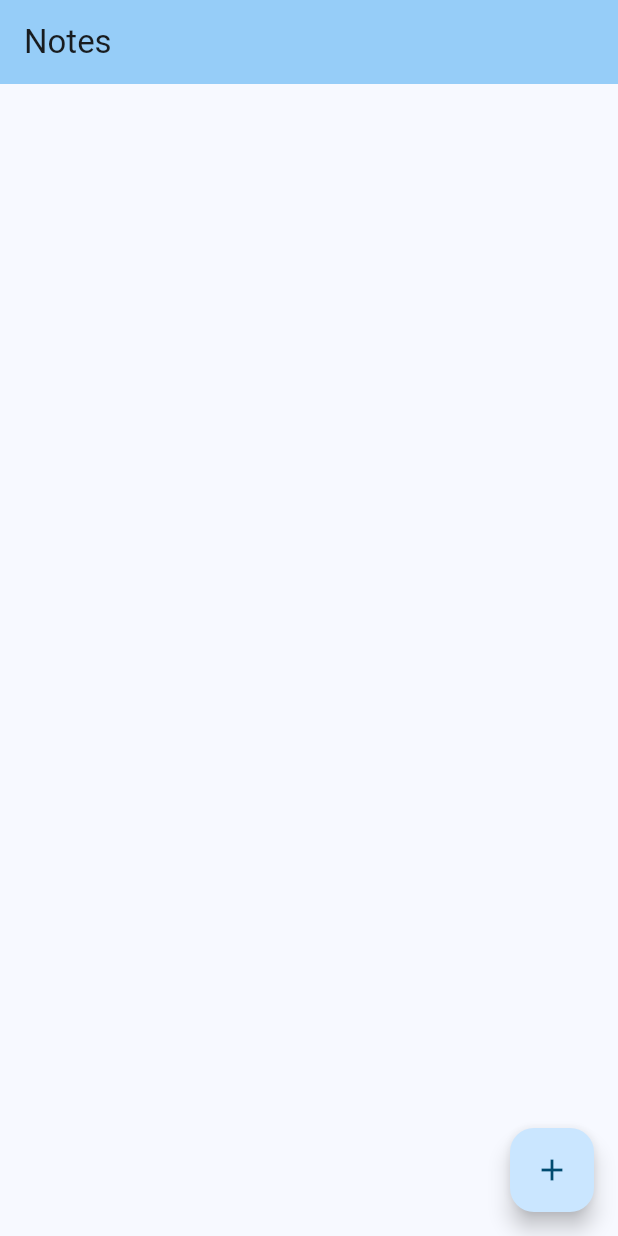
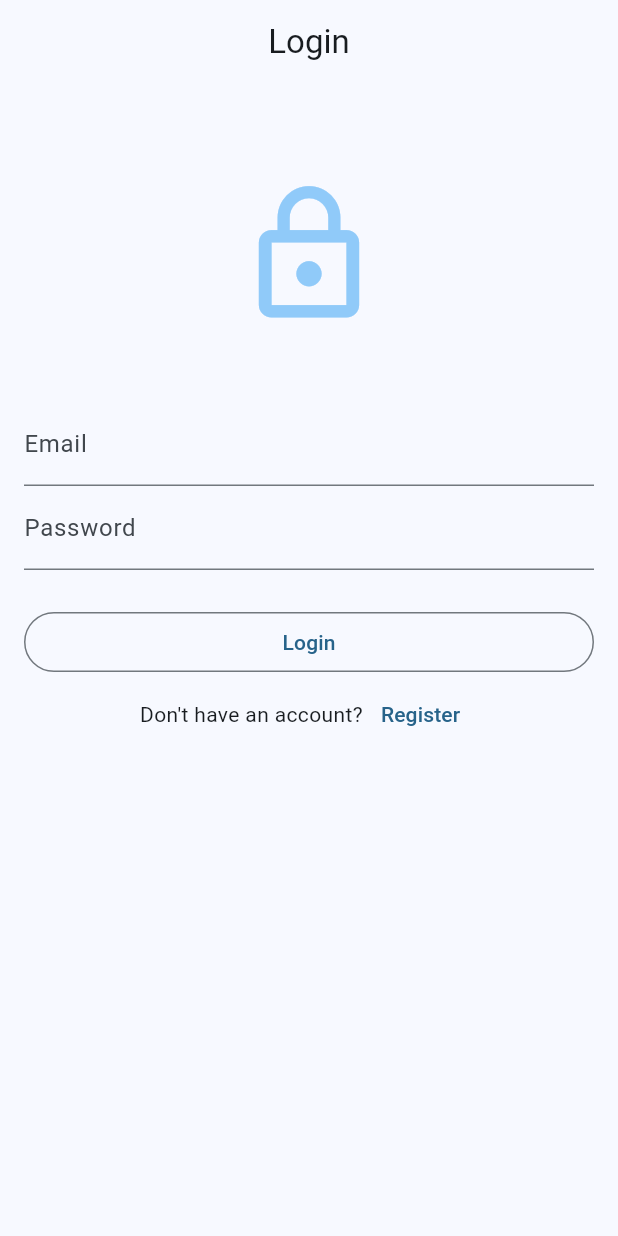
Before and after one commit to ainunns/learn_flutter, a Flutter app: the screen it shows after launch, on a phone screen of 412 x 824 dp. Run offline on Flutter 3.47's test engine with Material 3 defaults, Android fonts, the phone set to English and light mode, and no system bars; our stand-ins replace cloud_firestore, firebase_auth, firebase_core, flutter_dotenv; accounts and stored records are empty.

```diff
--- a/lib/main.dart
+++ b/lib/main.dart
@@ -3,6 +3,8 @@ import 'package:flutter/material.dart';
 import 'package:flutter_dotenv/flutter_dotenv.dart';
 import 'package:learn_flutter/firebase_options.dart';
 import 'package:learn_flutter/pages/home_page.dart';
+import 'package:learn_flutter/pages/login_page.dart';
+import 'package:learn_flutter/pages/register_page.dart';
 
 Future<void> main() async {
   await dotenv.load(fileName: '.env');
@@ -24,7 +26,12 @@ class MyApp extends StatelessWidget {
       theme: ThemeData(
         colorScheme: ColorScheme.fromSeed(seedColor: Colors.lightBlue),
       ),
-      home: const HomePage(),
+      initialRoute: 'login',
+      routes: {
+        'login': (context) => const LoginPage(),
+        'register': (context) => const RegisterPage(),
+        'home': (context) => const MyHomePage(),
+      },
     );
   }
 }
--- /dev/null
+++ b/lib/pages/login_page.dart
@@ -0,0 +1,104 @@
+import 'package:firebase_auth/firebase_auth.dart';
+import 'package:flutter/material.dart';
+
+class LoginPage extends StatefulWidget {
+  const LoginPage({super.key});
+
+  @override
+  State<LoginPage> createState() => _LoginPageState();
+}
+
+class _LoginPageState extends State<LoginPage> {
+  final _emailController = TextEditingController();
+  final _passwordController = TextEditingController();
+
+  bool _isLoading = false;
+  String _errorCode = "";
+
+  void navigateRegister() {
+    if (!context.mounted) return;
+
+    Navigator.pushReplacementNamed(context, 'register');
+  }
+
+  void navigateHome() {
+    if (!context.mounted) return;
+
+    Navigator.pushReplacementNamed(context, 'home');
+  }
+
+  void signIn() async {
+    setState(() {
+      _isLoading = true;
+      _errorCode = "";
+    });
+
+    try {
+      await FirebaseAuth.instance.signInWithEmailAndPassword(
+        email: _emailController.text,
+        password: _passwordController.text,
+      );
+
+      navigateHome();
+    } on FirebaseAuthException catch (e) {
+      setState(() {
+        _errorCode = e.code;
+      });
+    }
+
+    setState(() {
+      _isLoading = false;
+    });
+  }
+
+  @override
+  Widget build(BuildContext context) {
+    return Scaffold(
+      appBar: AppBar(title: const Text('Login'), centerTitle: true),
+      body: Padding(
+        padding: const EdgeInsets.all(16.0),
+        child: Center(
+          child: ListView(
+            children: [
+              const SizedBox(height: 48),
+              Icon(Icons.lock_outline, size: 100, color: Colors.blue[200]),
+              const SizedBox(height: 48),
+              TextField(
+                controller: _emailController,
+                decoration: const InputDecoration(label: Text('Email')),
+              ),
+              TextField(
+                controller: _passwordController,
+                obscureText: true,
+                decoration: const InputDecoration(label: Text('Password')),
+              ),
+              const SizedBox(height: 24),
+              _errorCode != ""
+                  ? Column(
+                    children: [Text(_errorCode), const SizedBox(height: 24)],
+                  )
+                  : const SizedBox(height: 0),
+              OutlinedButton(
+                onPressed: signIn,
+                child:
+                    _isLoading
+                        ? const CircularProgressIndicator()
+                        : const Text('Login'),
+              ),
+              Row(
+                mainAxisAlignment: MainAxisAlignment.center,
+                children: [
+                  const Text('Don\'t have an account?'),
+                  TextButton(
+                    onPressed: navigateRegister,
+                    child: const Text('Register'),
+                  ),
+                ],
+              ),
+            ],
+          ),
+        ),
+      ),
+    );
+  }
+}
--- a/pubspec.yaml
+++ b/pubspec.yaml
@@ -37,6 +37,7 @@ dependencies:
   firebase_core: ^3.13.0
   cloud_firestore: ^5.6.7
   flutter_dotenv: ^5.2.1
+  firebase_auth: ^5.5.3
 
 dev_dependencies:
   flutter_test:
```
Also changed, not shown: lib/pages/account_page.dart (added, +44 -0 lines), lib/pages/home_page.dart (+75 -106 lines), lib/pages/notes_page.dart (added, +129 -0 lines), lib/pages/register_page.dart (added, +101 -0 lines), pubspec.lock, 4 other files.
